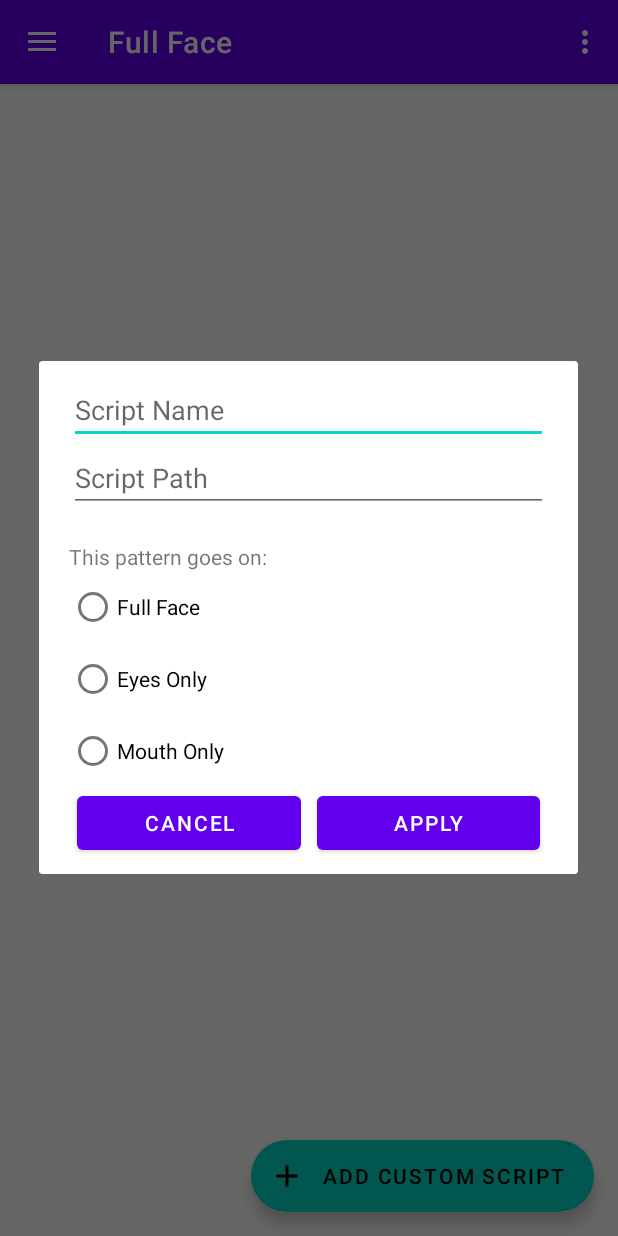
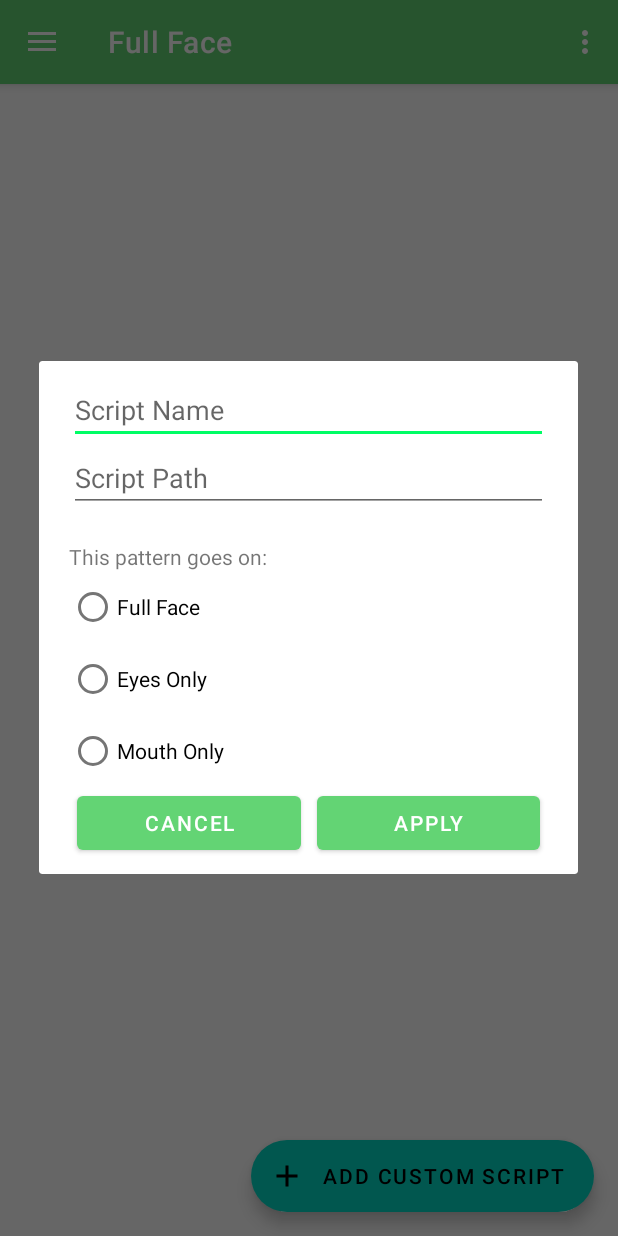
Before and after one commit to OpenSourceProtogenCollection/flexOS, an Android app: the screen it shows after launch (MainActivity), after a tap on "ADD CUSTOM SCRIPT", on a phone screen of 412 x 824 dp. Run offline under Robolectric (Android 15) with nearby library versions, the phone set to English and light mode, and no system bars; our stand-ins replace navigation-ui.

Commit message:
add dark accent (may or may not

```diff
--- a/android/ProtogenSSH/app/src/main/res/values/colors.xml
+++ b/android/ProtogenSSH/app/src/main/res/values/colors.xml
@@ -1,6 +1,7 @@
 <?xml version="1.0" encoding="utf-8"?>
 <resources>
-    <color name="colorPrimary">#6200EE</color>
-    <color name="colorPrimaryDark">#3700B3</color>
-    <color name="colorAccent">#03DAC5</color>
+    <color name="colorPrimary">#63D474</color>
+    <color name="colorPrimaryDark">#428D4D</color>
+    <color name="colorAccent">#00FD65</color>
+    <color name="colorAccentDark">#00AA44</color>
 </resources>
```
